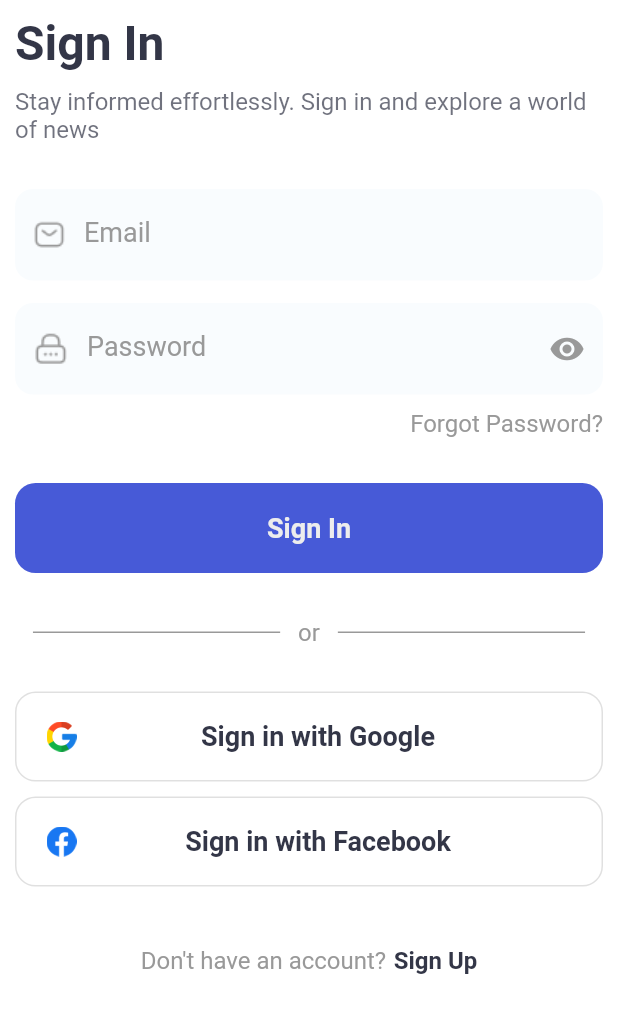
After one commit to nasifayc/news, a Flutter app: the SignInScreen screen opened by its route, on a phone screen of 412 x 824 dp. The commit adds this screen. Shown: the top 1013 px of the screen. Run offline on Flutter 3.47's test engine with Material 3 defaults, Android fonts, the phone set to English and light mode, and no system bars; our stand-ins replace bloc, carousel_slider, equatable, firebase_core; accounts and stored records are empty.

```diff
--- a/news_app/lib/config/app.dart
+++ b/news_app/lib/config/app.dart
@@ -1,5 +1,6 @@
 import 'package:flutter/material.dart';
 import 'package:news_app/config/theme/app_theme.dart';
+import 'package:news_app/screens/layouts/sign_in_screen.dart';
 import 'package:news_app/screens/onboarding_screen.dart';
 
 class App extends StatefulWidget {
@@ -15,6 +16,9 @@ class _AppState extends State<App> {
     return MaterialApp(
       title: 'News',
       theme: LightModeTheme().themeData,
+      routes: {
+        '/sign_in': (context) => const SignInScreen(),
+      },
       home: const OnboardingScreen(),
     );
   }
--- a/news_app/lib/config/theme/app_theme.dart
+++ b/news_app/lib/config/theme/app_theme.dart
@@ -86,7 +86,7 @@ class LightModeTheme extends AppTheme {
   @override
   Color get accent1 => const Color(0xFFF3F4F6);
   @override
-  Color get accent2 => const Color(0xFF808080);
+  Color get accent2 => const Color(0xFF999999);
   @override
   Color get accent3 => const Color(0xFFF4F2EE);
   @override
@@ -125,5 +125,5 @@ class LightModeTheme extends AppTheme {
   @override
   Color get textButtonColor => const Color(0xFF003068);
   @override
-  Color get inputFieldBackground => const Color(0xFF003068).withOpacity(0.32);
+  Color get inputFieldBackground => const Color(0xFFF9FCFE);
 }
--- a/news_app/lib/config/theme/app_typography.dart
+++ b/news_app/lib/config/theme/app_typography.dart
@@ -8,7 +8,9 @@ abstract class AppTypography {
   TextStyle get displaySmall;
   TextStyle get headlineLarge;
   TextStyle get headlineMedium;
+  TextStyle get headlineMedium2;
   TextStyle get headlineSmall;
+  TextStyle get headlineSmall2;
   TextStyle get titleLarge;
   TextStyle get titleMedium;
   TextStyle get titleMedium2;
@@ -16,6 +18,9 @@ abstract class AppTypography {
   TextStyle get labelLarge;
   TextStyle get labelMedium;
   TextStyle get labelSmall;
+  TextStyle get labelLarge2;
+  TextStyle get labelMedium2;
+  TextStyle get labelSmall2;
   TextStyle get bodyLargeWhite;
   TextStyle get bodyMediumWhite;
   TextStyle get bodySmallWhite;
@@ -33,21 +38,21 @@ class ThemeTypography extends AppTypography {
         fontFamily: fontFamily,
         color: theme.primaryText,
         fontWeight: FontWeight.normal,
-        fontSize: 64,
+        fontSize: 32,
       );
   @override
   TextStyle get displayMedium => TextStyle(
         fontFamily: fontFamily,
         color: theme.primaryText,
         fontWeight: FontWeight.normal,
-        fontSize: 44,
+        fontSize: 24,
       );
   @override
   TextStyle get displaySmall => TextStyle(
         fontFamily: fontFamily,
         color: theme.primaryText,
         fontWeight: FontWeight.w600,
-        fontSize: 36,
+        fontSize: 18,
       );
   @override
   TextStyle get headlineLarge => TextStyle(
@@ -64,11 +69,25 @@ class ThemeTypography extends AppTypography {
         fontSize: 24,
       );
   @override
-  TextStyle get headlineSmall => TextStyle(
+  TextStyle get headlineMedium2 => TextStyle(
         fontFamily: fontFamily,
         color: theme.primaryText.withOpacity(0.7),
         fontWeight: FontWeight.normal,
-        fontSize: 20,
+        fontSize: 18,
+      );
+  @override
+  TextStyle get headlineSmall => TextStyle(
+        fontFamily: fontFamily,
+        color: theme.primaryText,
+        fontWeight: FontWeight.bold,
+        fontSize: 16,
+      );
+  @override
+  TextStyle get headlineSmall2 => TextStyle(
+        fontFamily: fontFamily,
+        color: theme.primaryText.withOpacity(0.7),
+        fontWeight: FontWeight.normal,
+        fontSize: 16,
       );
   @override
   TextStyle get titleLarge => TextStyle(
@@ -121,6 +140,28 @@ class ThemeTypography extends AppTypography {
         fontSize: 14,
       );
   @override
+  TextStyle get labelLarge2 => TextStyle(
+        fontFamily: fontFamily,
+        color: theme.accent2,
+        fontWeight: FontWeight.normal,
+        fontSize: 18,
+      );
+  @override
+  TextStyle get labelMedium2 => TextStyle(
+      fontFamily: fontFamily,
+      color: theme.accent2,
+      fontWeight: FontWeight.normal,
+      fontSize: 16,
+      overflow: TextOverflow.ellipsis);
+
+  @override
+  TextStyle get labelSmall2 => TextStyle(
+        fontFamily: fontFamily,
+        color: theme.accent2,
+        fontWeight: FontWeight.normal,
+        fontSize: 14,
+      );
+  @override
   TextStyle get bodyLargeWhite => TextStyle(
         fontFamily: fontFamily,
         color: theme.primaryBtnText,
--- a/news_app/lib/screens/layouts/sign_in_screen.dart
+++ b/news_app/lib/screens/layouts/sign_in_screen.dart
@@ -0,0 +1,55 @@
+import 'package:flutter/material.dart';
+import 'package:news_app/config/theme/app_theme.dart';
+import 'package:news_app/widgets/sign_in/sign_in_form.dart';
+
+class SignInScreen extends StatefulWidget {
+  const SignInScreen({super.key});
+
+  @override
+  State<SignInScreen> createState() => _SignInScreenState();
+}
+
+class _SignInScreenState extends State<SignInScreen> {
+  final TextEditingController _emailController = TextEditingController();
+  final TextEditingController _passwordController = TextEditingController();
+
+  @override
+  void dispose() {
+    super.dispose();
+    _emailController.dispose();
+    _passwordController.dispose();
+  }
+
+  @override
+  Widget build(BuildContext context) {
+    AppTheme theme = AppTheme.of(context);
+    return Scaffold(
+        body: SafeArea(
+      child: SingleChildScrollView(
+        child: Padding(
+          padding: const EdgeInsets.all(10.0),
+          child: Column(
+            crossAxisAlignment: CrossAxisAlignment.start,
+            children: [
+              Text(
+                'Sign In',
+                style: theme.typography.headlineLarge,
+              ),
+              const SizedBox(
+                height: 10,
+              ),
+              Text(
+                'Stay informed effortlessly. Sign in and explore a world of news',
+                style: theme.typography.headlineSmall2,
+              ),
+              const SizedBox(
+                height: 30,
+              ),
+              const SignInForm()
+            ],
+          ),
+        ),
+      ),
+    ));
+  }
+}
--- /dev/null
+++ b/news_app/lib/widgets/common/custome_form_fields.dart
@@ -0,0 +1,254 @@
+import 'package:flutter/material.dart';
+import 'package:news_app/config/theme/app_theme.dart';
+
+class CustomFormComponents {
+  final BuildContext context;
+  CustomFormComponents({required this.context}) {
+    theme = AppTheme.of(context);
+  }
+  late AppTheme theme;
+  Widget buildSearchBar(TextEditingController controller, String hintText,
+      {String? Function(String?)? validator}) {
+    return TextFormField(
+      controller: controller,
+      decoration: InputDecoration(
+        hintText: hintText,
+        prefixIcon: const Icon(Icons.search),
+        filled: true,
+        fillColor: theme.inputFieldBackground,
+        border: OutlineInputBorder(
+          borderRadius: BorderRadius.circular(12.0),
+          borderSide: BorderSide.none,
+        ),
+      ),
+      validator: validator,
+    );
+  }
+
+  Widget buildDatePickerField(
+      BuildContext context, TextEditingController controller, Text labelText,
+      {String? Function(String?)? validator}) {
+    return TextFormField(
+      controller: controller,
+      readOnly: true,
+      decoration: InputDecoration(
+        label: labelText,
+        suffixIcon: const Icon(Icons.calendar_today),
+        filled: true,
+        fillColor: theme.inputFieldBackground,
+        border: OutlineInputBorder(
+          borderRadius: BorderRadius.circular(12.0),
+          borderSide: BorderSide.none,
+        ),
+      ),
+      onTap: () async {
+        DateTime? pickedDate = await showDatePicker(
+          context: context,
+          initialDate: DateTime.now(),
+          firstDate: DateTime(2000),
+          lastDate: DateTime(2101),
+        );
+        if (pickedDate != null) {
+          controller.text = "${pickedDate.toLocal()}".split(' ')[0];
+        }
+      },
+      validator: validator,
+    );
+  }
+
+  Widget buildTimePickerField(
+      BuildContext context, TextEditingController controller, Text labelText,
+      {String? Function(String?)? validator}) {
+    return TextFormField(
+      controller: controller,
+      readOnly: true,
+      decoration: InputDecoration(
+        label: labelText,
+        suffixIcon: const Icon(Icons.access_time),
+        filled: true,
+        fillColor: theme.inputFieldBackground,
+        border: OutlineInputBorder(
+          borderRadius: BorderRadius.circular(12.0),
+          borderSide: BorderSide.none,
+        ),
+      ),
+      onTap: () async {
+        TimeOfDay? pickedTime = await showTimePicker(
+          context: context,
+          initialTime: TimeOfDay.now(),
+        );
+        if (pickedTime != null) {
+          // ignore: use_build_context_synchronously
+          controller.text = pickedTime.format(context);
+        }
+      },
+      validator: validator,
+    );
+  }
+
+  Widget buildDropdownInputField(Text? labelText, List<String> items,
+      String? selectedItem, void Function(String?) onChanged,
+      {String? Function(String?)? validator}) {
+    return DropdownButtonFormField<String>(
+      value: selectedItem,
+      decoration: InputDecoration(
+        label: labelText,
+        filled: true,
+        fillColor: theme.inputFieldBackground,
+        border: OutlineInputBorder(
+          borderRadius: BorderRadius.circular(12.0),
+          borderSide: BorderSide.none,
+        ),
+      ),
+      items: items.map((item) {
+        return DropdownMenuItem<String>(
+          value: item,
+          child: Text(
+            item,
+            style: theme.typography.displaySmall,
+          ),
+        );
+      }).toList(),
+      onChanged: onChanged,
+      validator: validator,
+    );
+  }
+
+  Widget buildNormalTextField(TextEditingController controller, Text labelText,
+      {Widget? prefixIcon, String? Function(String?)? validator}) {
+    return TextFormField(
+      controller: controller,
+      decoration: InputDecoration(
+        label: labelText,
+        prefixIcon: prefixIcon != null
+            ? Padding(
+                padding: const EdgeInsets.symmetric(horizontal: 12.0),
+                child: prefixIcon,
+              )
+            : null,
+        prefixIconConstraints: const BoxConstraints(
+          minWidth: 40,
+          minHeight: 40,
+        ),
+        filled: true,
+        fillColor: theme.inputFieldBackground,
+        border: OutlineInputBorder(
+          borderRadius: BorderRadius.circular(12.0),
+          borderSide: BorderSide.none,
+        ),
+      ),
+      validator: validator,
+    );
+  }
+
+  Widget buildWideTextField(TextEditingController controller, Text labelText,
+      {String? Function(String?)? validator, int? minLines, int? maxLines}) {
+    return TextFormField(
+      controller: controller,
+      minLines: minLines ?? 5,
+      maxLines: maxLines,
+      decoration: InputDecoration(
+        label: labelText,
+        filled: true,
+        fillColor: theme.inputFieldBackground,
+        border: OutlineInputBorder(
+          borderRadius: BorderRadius.circular(12.0),
+          borderSide: BorderSide.none,
+        ),
+      ),
+      validator: validator,
+    );
+  }
+
+  Widget buildPhoneNumberField(
+      TextEditingController phoneController,
+      Text lable,
+      String selectedCountryCode,
+      List<String> countryCodes,
+      void Function(String?) onCountryCodeChanged,
+      {String? Function(String?)? validator}) {
+    return Row(
+      children: [
+        Expanded(
+          flex: 2,
+          child: DropdownButtonFormField<String>(
+            value: selectedCountryCode,
+            decoration: InputDecoration(
+              filled: true,
+              fillColor: theme.inputFieldBackground,
+              border: OutlineInputBorder(
+                borderRadius: BorderRadius.circular(12.0),
+                borderSide: BorderSide.none,
+              ),
+            ),
+            items: countryCodes.map((code) {
+              return DropdownMenuItem<String>(
+                value: code,
+                child: Text(
+                  code,
+                  style: theme.typography.displaySmall,
+                ),
+              );
+            }).toList(),
+            onChanged: onCountryCodeChanged,
+            validator: validator,
+          ),
+        ),
+        const SizedBox(width: 8),
+        Expanded(
+          flex: 5,
+          child: TextFormField(
+            controller: phoneController,
+            decoration: InputDecoration(
+              label: lable,
+              filled: true,
+              fillColor: theme.inputFieldBackground,
+              border: OutlineInputBorder(
+                borderRadius: BorderRadius.circular(12.0),
+                borderSide: BorderSide.none,
+              ),
+            ),
+            keyboardType: TextInputType.phone,
+            validator: validator,
+          ),
+        ),
+      ],
+    );
+  }
+
+  Widget buildPasswordField(TextEditingController controller, Text label,
+      {Widget? prefixIcon, String? Function(String?)? validator}) {
+    bool obscureText = true;
+
+    return StatefulBuilder(
+      builder: (BuildContext context, StateSetter setState) {
+        return TextFormField(
+          controller: controller,
+          obscureText: obscureText,
+          decoration: InputDecoration(
+            label: label,
+            prefixIcon: prefixIcon,
+            suffixIcon: IconButton(
+              icon: Icon(
+                obscureText ? Icons.visibility : Icons.visibility_off,
+                color: theme.accent2,
+              ),
+              onPressed: () {
+                setState(() {
+                  obscureText = !obscureText;
+                });
+              },
+            ),
+            filled: true,
+            fillColor: theme.inputFieldBackground,
+            border: OutlineInputBorder(
+              borderRadius: BorderRadius.circular(12.0),
+              borderSide: BorderSide.none,
+            ),
+          ),
+          validator: validator,
+        );
+      },
+    );
+  }
+}
--- a/news_app/lib/widgets/common/primary_button.dart
+++ b/news_app/lib/widgets/common/primary_button.dart
@@ -14,8 +14,8 @@ class PrimaryButton extends StatelessWidget {
     return GestureDetector(
       onTap: onPressed,
       child: Container(
-        height: 63.91,
-        width: MediaQuery.of(context).size.width * 0.8,
+        height: 60.0,
+        width: MediaQuery.of(context).size.width,
         decoration: BoxDecoration(
             color: theme.secondary, borderRadius: BorderRadius.circular(13.7)),
         child: Center(child: child),
--- /dev/null
+++ b/news_app/lib/widgets/common/secondary_button.dart
@@ -0,0 +1,39 @@
+import 'package:flutter/material.dart';
+import 'package:news_app/config/theme/app_theme.dart';
+
+class SecondaryButton extends StatelessWidget {
+  final Widget child;
+  final Widget prefix;
+  final void Function()? onPressed;
+
+  const SecondaryButton(
+      {super.key,
+      required this.child,
+      required this.onPressed,
+      required this.prefix});
+
+  @override
+  Widget build(BuildContext context) {
+    AppTheme theme = AppTheme.of(context);
+    return GestureDetector(
+      onTap: onPressed,
+      child: Container(
+        height: 60.0,
+        padding: const EdgeInsets.symmetric(horizontal: 20),
+        width: MediaQuery.of(context).size.width,
+        decoration: BoxDecoration(
+            border: Border.all(color: theme.accent2.withOpacity(0.3)),
+            color: Colors.white,
+            borderRadius: BorderRadius.circular(13.7)),
+        child: Row(
+          mainAxisAlignment: MainAxisAlignment.spaceBetween,
+          children: [
+            prefix,
+            Center(child: child),
+            const SizedBox(width: 8.0),
+          ],
+        ),
+      ),
+    );
+  }
+}
--- /dev/null
+++ b/news_app/lib/widgets/sign_in/sign_in_form.dart
@@ -0,0 +1,161 @@
+import 'package:flutter/material.dart';
+import 'package:news_app/config/theme/app_theme.dart';
+import 'package:news_app/widgets/common/custome_form_fields.dart';
+import 'package:news_app/widgets/common/primary_button.dart';
+import 'package:news_app/widgets/common/secondary_button.dart';
+
+class SignInForm extends StatefulWidget {
+  const SignInForm({super.key});
+
+  @override
+  State<SignInForm> createState() => _SignInFormState();
+}
+
+class _SignInFormState extends State<SignInForm> {
+  final _formKey = GlobalKey<FormState>();
+  final TextEditingController _emailController = TextEditingController();
+  final TextEditingController _passwordController = TextEditingController();
+
+  @override
+  void dispose() {
+    super.dispose();
+    _emailController.dispose();
+    _passwordController.dispose();
+  }
+
+  @override
+  Widget build(BuildContext context) {
+    final AppTheme theme = AppTheme.of(context);
+    final CustomFormComponents formComponents =
+        CustomFormComponents(context: context);
+    return Form(
+      key: _formKey,
+      child: Column(
+        children: [
+          formComponents.buildNormalTextField(
+            _emailController,
+            Text(
+              "Email",
+              style: theme.typography.labelLarge2,
+            ),
+            prefixIcon: Image.asset(
+              "assets/images/sms.png",
+              color: theme.accent2,
+              height: 22,
+              width: 22,
+            ),
+          ),
+          const SizedBox(height: 15),
+          formComponents.buildPasswordField(
+            _passwordController,
+            Text(
+              "Password",
+              style: theme.typography.labelLarge2,
+            ),
+            prefixIcon: Image.asset(
+              "assets/images/lock.png",
+              color: theme.accent2,
+              height: 22,
+              width: 22,
+            ),
+          ),
+          const SizedBox(
+            height: 10,
+          ),
+          GestureDetector(
+            child: Align(
+              alignment: Alignment.centerRight,
+              child: Text(
+                'Forgot Password?',
+                style: theme.typography.labelMedium2,
+              ),
+            ),
+          ),
+          const SizedBox(
+            height: 30,
+          ),
+          PrimaryButton(
+              onPressed: null,
+              child: Text(
+                'Sign In',
+                style: theme.typography.labelLarge,
+              )),
+          const SizedBox(
+            height: 30,
+          ),
+          Row(
+            mainAxisAlignment: MainAxisAlignment.spaceEvenly,
+            children: [
+              Container(
+                color: theme.accent2,
+                height: 1,
+                width: MediaQuery.of(context).size.width * 0.4,
+              ),
+              Text(
+                'or',
+                style: theme.typography.labelMedium2,
+              ),
+              Container(
+                color: theme.accent2,
+                height: 1,
+                width: MediaQuery.of(context).size.width * 0.4,
+              ),
+            ],
+          ),
+          const SizedBox(
+            height: 30,
+          ),
+          SecondaryButton(
+            onPressed: null,
+            prefix: Image.asset(
+              "assets/images/google.png",
+              height: 20,
+              width: 20,
+            ),
+            child: Text(
+              'Sign in with Google',
+              style: theme.typography.displaySmall,
+            ),
+          ),
+          const SizedBox(
+            height: 10,
+          ),
+          SecondaryButton(
+            onPressed: null,
+            prefix: Image.asset(
+              "assets/images/facebook.png",
+              height: 20,
+              width: 20,
+            ),
+            child: Text(
+              'Sign in with Facebook',
+              style: theme.typography.displaySmall,
+            ),
+          ),
+          const SizedBox(
+            height: 40,
+          ),
+          Row(
+            mainAxisAlignment: MainAxisAlignment.center,
+            children: [
+              Text(
+                "Don't have an account?",
+                style: theme.typography.labelMedium2,
+              ),
+              const SizedBox(
+                width: 5,
+              ),
+              GestureDetector(
+                onTap: null,
+                child: Text(
+                  "Sign Up",
+                  style: theme.typography.headlineSmall,
+                ),
+              )
+            ],
+          )
+        ],
+      ),
+    );
+  }
+}
--- a/news_app/pubspec.yaml
+++ b/news_app/pubspec.yaml
@@ -69,6 +69,7 @@ flutter:
   assets:
     - assets/images/
     - assets/animations/
+    - assets/icons/
   #   - images/a_dot_ham.jpeg
 
   # An image asset can refer to one or more resolution-specific "variants", see
```
Also changed, not shown: news_app/lib/models/news_model.dart (added, +55 -0 lines), news_app/lib/models/user_model.dart (+64 -1 lines), news_app/lib/screens/onboarding_screen.dart (+8 -3 lines), news_app/assets/icons/sms.svg (added), news_app/assets/images/facebook.png (added), news_app/assets/images/google.png (added), news_app/assets/images/lock.png (added), news_app/assets/images/sms.png (added).
